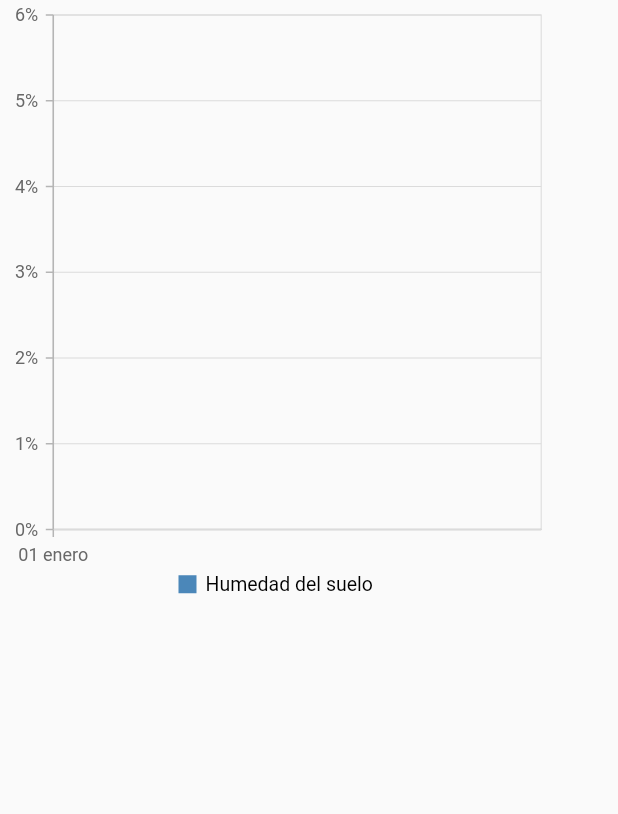
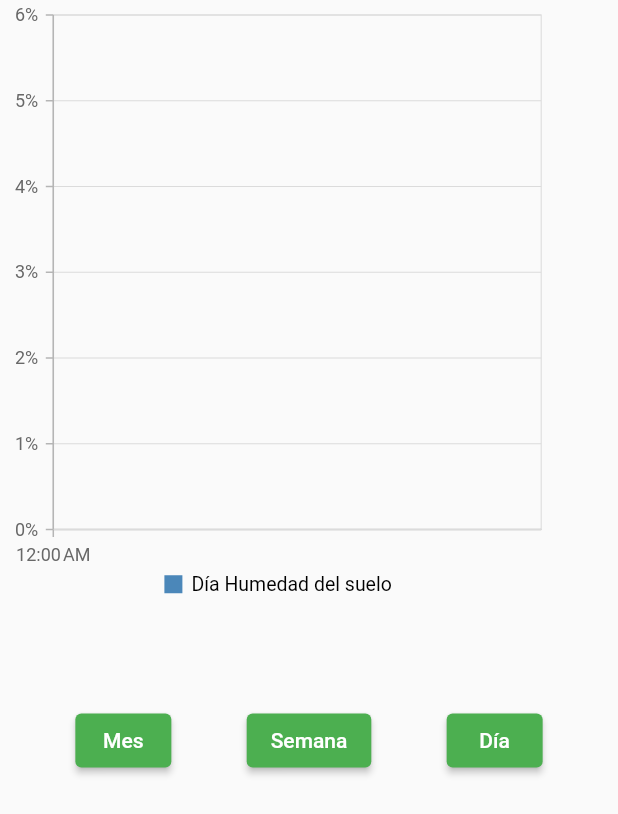
Before and after one commit to LeonelCamposM/LoraMonitor, a Flutter app: the ChartView widget shown alone on an empty page, opened directly with empty values, on a phone screen of 412 x 824 dp. Shown: the top 814 px of the screen. Run offline on Flutter 3.47's test engine with Material 2 defaults, Android fonts, the phone set to English and light mode, and no system bars; our stand-ins replace cloud_firestore, firebase_core, google_fonts, syncfusion_flutter_charts; accounts and stored records are empty; generated files the repository leaves out were written again.

Commit message:
Chart view in month/week/day

```diff
--- a/lora_monitor/lib/infraestructure/chart_repo.dart
+++ b/lora_monitor/lib/infraestructure/chart_repo.dart
@@ -14,9 +14,12 @@ class ChartRepo {
         );
   }
 
-  Future<List<Measure>> getChartData(String sensorName) async {
+  Future<List<Measure>> getChartData(
+      String sensorName, DateTime fromDate, DateTime toDate) async {
     final collection = await _chartCollection
         .where("sensorName", isEqualTo: sensorName)
+        .where("date", isGreaterThanOrEqualTo: fromDate)
+        .where("date", isLessThanOrEqualTo: toDate)
         .orderBy("date", descending: true)
         .get();
     var data = collection.docs.map((snapshot) => snapshot.data());
--- a/lora_monitor/lib/presentation/chart/chart_view.dart
+++ b/lora_monitor/lib/presentation/chart/chart_view.dart
@@ -1,6 +1,7 @@
 import 'package:flutter/material.dart';
 import 'package:intl/intl.dart';
 import 'package:lora_monitor/domain/measure.dart';
+import 'package:lora_monitor/presentation/core/loading.dart';
 import 'package:syncfusion_flutter_charts/charts.dart';
 import '../../infraestructure/chart_repo.dart';
 import '../core/size_config.dart';
@@ -16,18 +17,53 @@ class ChartView extends StatefulWidget {
 
 class _ChartViewState extends State<ChartView> {
   List<Measure> sensorMeasures = [];
-  bool oneDay = false;
+  bool oneDay = true;
   bool oneWeek = false;
   bool oneMonth = false;
+  bool loading = true;
   List<ChartData> chartData = [];
 
-  void loadData() async {
+  void loadData(DateTime fromDate, DateTime toDate) async {
     ChartRepo repo = ChartRepo();
-    List<Measure> measures = await repo.getChartData(widget.sensorName);
+    List<Measure> measures =
+        await repo.getChartData(widget.sensorName, fromDate, toDate);
     setState(() {
       sensorMeasures = measures;
+      loading = false;
     });
     initialFormat();
+  }
+
+  void updateChartMeasure(String time) {
+    oneDay = false;
+    oneMonth = false;
+    oneWeek = false;
+    chartData.clear();
+    sensorMeasures.clear();
+    switch (time) {
+      case "m":
+        oneMonth = true;
+        DateTime now = DateTime.now();
+        DateTime oneMonthAgo = DateTime(now.year, now.month - 1, now.day)
+            .subtract(Duration(days: now.day));
+        loadData(oneMonthAgo, DateTime.now());
+        break;
+      case "w":
+        oneWeek = true;
+        loadData(
+            DateTime.now().subtract(const Duration(days: 7)), DateTime.now());
+        break;
+      case "d":
+        oneDay = true;
+        loadData(
+            DateTime.now().subtract(const Duration(days: 1)), DateTime.now());
+        break;
+
+      default:
+    }
+    setState(() {
+      loading = true;
+    });
   }
 
   bool sameDay(List<DateTime> fechas) {
@@ -59,8 +95,25 @@ class _ChartViewState extends State<ChartView> {
     return true;
   }
 
+  bool isSameWeek(List<DateTime> dates) {
+    if (dates.isEmpty) {
+      return false;
+    }
+
+    final firstDate = dates.first;
+
+    for (final date in dates) {
+      if (date.weekday != firstDate.weekday ||
+          date.difference(firstDate).inDays >= 7) {
+        return false;
+      }
+    }
+    return true;
+  }
+
   void initialFormat() {
     List<DateTime> days = [];
+    if (sensorMeasures.isNotEmpty) {
       for (var element in sensorMeasures) {
         DateTime date = element.date.toDate();
         chartData.add(ChartData(date, element.humidity.toDouble()));
@@ -70,21 +123,38 @@ class _ChartViewState extends State<ChartView> {
         return a.x.compareTo(b.x);
       });
       oneDay = sameDay(days);
+      oneWeek = isSameWeek(days);
       oneMonth = isSameMonth(days);
+    }
+  }
+
+  @override
+  void setState(VoidCallback fn) {
+    if (mounted) {
+      super.setState(fn);
+    }
+  }
+
+  @override
+  void dispose() {
+    chartData.clear();
+    sensorMeasures.clear();
+    super.dispose();
   }
 
   @override
   void initState() {
-    loadData();
-
+    loadData(DateTime.now().subtract(const Duration(days: 1)), DateTime.now());
     super.initState();
   }
 
   @override
   Widget build(BuildContext context) {
-    return Column(
+    return loading == true
+        ? Center(child: getLoading())
+        : Column(
             crossAxisAlignment: CrossAxisAlignment.start,
-      mainAxisAlignment: MainAxisAlignment.spaceBetween,
+            mainAxisAlignment: MainAxisAlignment.start,
             children: [
               SizedBox(
                   width: SizeConfig.blockSizeHorizontal * 90,
@@ -99,10 +169,11 @@ class _ChartViewState extends State<ChartView> {
                               rangePadding: ChartRangePadding.additional,
                               dateFormat: DateFormat.jm()),
                           primaryYAxis: NumericAxis(
-                        labelFormat: '{value}%', borderColor: Colors.blue),
+                              labelFormat: '{value}%',
+                              borderColor: Colors.blue),
                           series: <ChartSeries<ChartData, DateTime>>[
                             LineSeries<ChartData, DateTime>(
-                          name: "Humedad del suelo",
+                                name: "Día Humedad del suelo",
                                 dataSource: chartData,
                                 xValueMapper: (ChartData data, _) => data.x,
                                 yValueMapper: (ChartData data, _) => data.y),
@@ -118,13 +189,15 @@ class _ChartViewState extends State<ChartView> {
                                   rangePadding: ChartRangePadding.additional,
                                   dateFormat: DateFormat('dd MMMM', 'es')),
                               primaryYAxis: NumericAxis(
-                            labelFormat: '{value}%', borderColor: Colors.blue),
+                                  labelFormat: '{value}%',
+                                  borderColor: Colors.blue),
                               series: <ChartSeries<ChartData, DateTime>>[
                                 LineSeries<ChartData, DateTime>(
-                              name: "Humedad del suelo ",
+                                    name: "Semana Humedad del suelo ",
                                     dataSource: chartData,
                                     xValueMapper: (ChartData data, _) => data.x,
-                              yValueMapper: (ChartData data, _) => data.y),
+                                    yValueMapper: (ChartData data, _) =>
+                                        data.y),
                               ],
                             )
                           : SfCartesianChart(
@@ -136,15 +209,32 @@ class _ChartViewState extends State<ChartView> {
                                   rangePadding: ChartRangePadding.additional,
                                   dateFormat: DateFormat('dd/MM/yyyy')),
                               primaryYAxis: NumericAxis(
-                            labelFormat: '{value}%', borderColor: Colors.blue),
+                                  labelFormat: '{value}%',
+                                  borderColor: Colors.blue),
                               series: <ChartSeries<ChartData, DateTime>>[
                                 LineSeries<ChartData, DateTime>(
-                              name: "a",
+                                    name: "Mes Humedad del suelo",
                                     dataSource: chartData,
                                     xValueMapper: (ChartData data, _) => data.x,
-                              yValueMapper: (ChartData data, _) => data.y),
+                                    yValueMapper: (ChartData data, _) =>
+                                        data.y),
                               ],
                             )),
+              SizedBox(
+                width: SizeConfig.blockSizeHorizontal * 50,
+                height: SizeConfig.blockSizeVertical * 7,
+              ),
+              Row(mainAxisAlignment: MainAxisAlignment.spaceEvenly, children: [
+                ElevatedButton(
+                    onPressed: (() => {updateChartMeasure("m")}),
+                    child: const Text("Mes")),
+                ElevatedButton(
+                    onPressed: (() => {updateChartMeasure("w")}),
+                    child: const Text("Semana")),
+                ElevatedButton(
+                    onPressed: (() => {updateChartMeasure("d")}),
+                    child: const Text("Día")),
+              ])
             ],
           );
   }
```
Also changed, not shown: 1 other file. Lines whose indentation alone changed are shown as unchanged.
